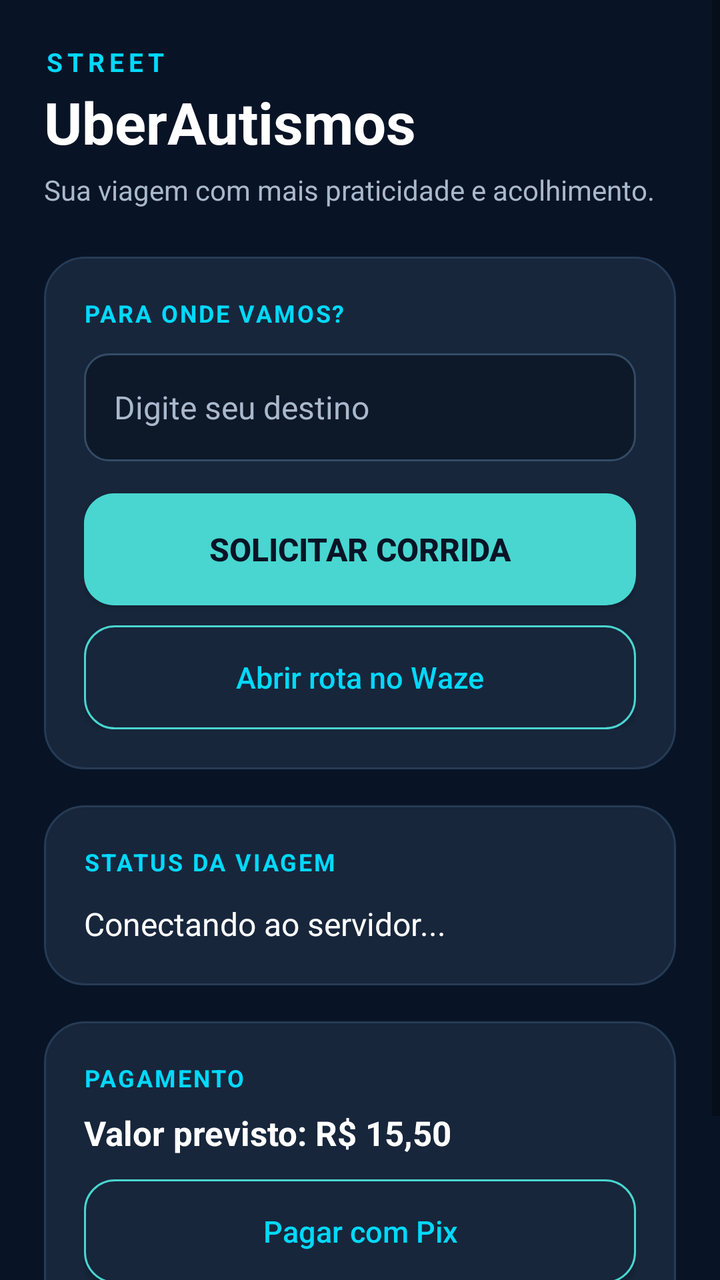
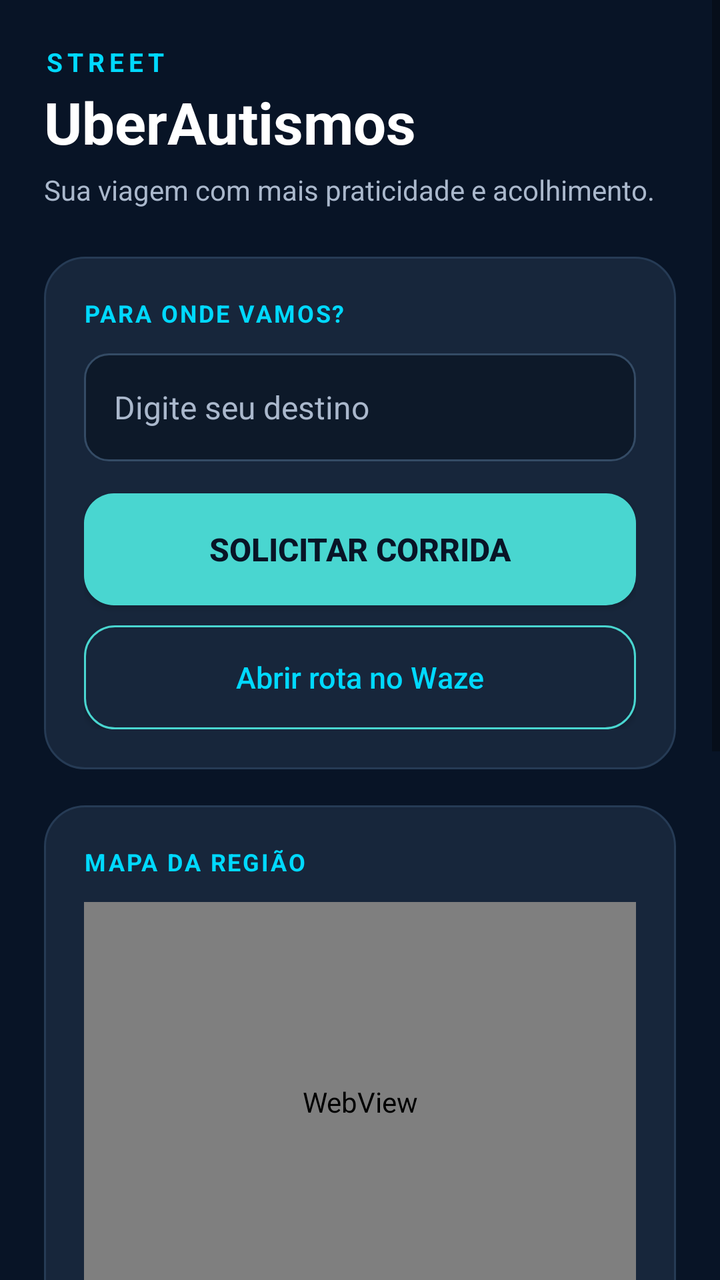

Compare the two renders of this Android layout. The source of the first and the diff that turns it into the second are given below.
<!-- AndroidManifest.xml: application theme android:Theme.Material.Light.NoActionBar -->
<!-- res/layout/activity_main.xml -->
<?xml version="1.0" encoding="utf-8"?>
<ScrollView xmlns:android="http://schemas.android.com/apk/res/android"
    android:layout_width="match_parent"
    android:layout_height="match_parent"
    android:background="@color/fundo"
    android:fillViewport="true">

    <LinearLayout
        android:layout_width="match_parent"
        android:layout_height="wrap_content"
        android:orientation="vertical"
        android:padding="22dp">

        <TextView
            android:layout_width="wrap_content"
            android:layout_height="wrap_content"
            android:text="STREET"
            android:textColor="@color/ciano"
            android:textSize="13sp"
            android:textStyle="bold"
            android:letterSpacing="0.18" />

        <TextView
            android:layout_width="match_parent"
            android:layout_height="wrap_content"
            android:layout_marginTop="2dp"
            android:text="UberAutismos"
            android:textColor="@color/branco"
            android:textSize="29sp"
            android:textStyle="bold" />

        <TextView
            android:layout_width="match_parent"
            android:layout_height="wrap_content"
            android:layout_marginTop="5dp"
            android:text="Sua viagem com mais praticidade e acolhimento."
            android:textColor="@color/texto_secundario"
            android:textSize="14sp" />

        <LinearLayout
            android:layout_width="match_parent"
            android:layout_height="wrap_content"
            android:layout_marginTop="24dp"
            android:background="@drawable/bg_card"
            android:orientation="vertical"
            android:padding="20dp">

            <TextView
                android:layout_width="match_parent"
                android:layout_height="wrap_content"
                android:text="PARA ONDE VAMOS?"
                android:textColor="@color/ciano"
                android:textSize="12sp"
                android:textStyle="bold"
                android:letterSpacing="0.08" />

            <EditText
                android:id="@+id/editDestino"
                android:layout_width="match_parent"
                android:layout_height="54dp"
                android:layout_marginTop="12dp"
                android:background="@drawable/bg_input"
                android:hint="Digite seu destino"
                android:inputType="textCapSentences"
                android:paddingStart="15dp"
                android:paddingEnd="15dp"
                android:textColor="@color/branco"
                android:textColorHint="@color/texto_secundario"
                android:textSize="16sp" />

            <Button
                android:id="@+id/btnChamar"
                android:layout_width="match_parent"
                android:layout_height="56dp"
                android:layout_marginTop="16dp"
                android:background="@drawable/bg_button"
                android:text="SOLICITAR CORRIDA"
                android:textAllCaps="false"
                android:textColor="@color/fundo"
                android:textSize="16sp"
                android:textStyle="bold" />

            <Button
                android:id="@+id/btnWaze"
                android:layout_width="match_parent"
                android:layout_height="52dp"
                android:layout_marginTop="10dp"
                android:background="@drawable/bg_button_outline"
                android:text="Abrir rota no Waze"
                android:textAllCaps="false"
                android:textColor="@color/ciano"
                android:textSize="15sp" />

        </LinearLayout>

        <LinearLayout
            android:layout_width="match_parent"
            android:layout_height="wrap_content"
            android:layout_marginTop="18dp"
            android:background="@drawable/bg_card"
            android:orientation="vertical"
            android:padding="20dp">

            <TextView
                android:layout_width="match_parent"
                android:layout_height="wrap_content"
                android:text="STATUS DA VIAGEM"
                android:textColor="@color/ciano"
                android:textSize="12sp"
                android:textStyle="bold"
                android:letterSpacing="0.08" />

            <TextView
                android:id="@+id/txtStatus"
                android:layout_width="match_parent"
                android:layout_height="wrap_content"
                android:layout_marginTop="12dp"
                android:text="Conectando ao servidor..."
                android:textColor="@color/branco"
                android:textSize="16sp"
                android:lineSpacingExtra="4dp" />

        </LinearLayout>

        <LinearLayout
            android:layout_width="match_parent"
            android:layout_height="wrap_content"
            android:layout_marginTop="18dp"
            android:background="@drawable/bg_card"
            android:orientation="vertical"
            android:padding="20dp">

            <TextView
                android:layout_width="match_parent"
                android:layout_height="wrap_content"
                android:text="PAGAMENTO"
                android:textColor="@color/ciano"
                android:textSize="12sp"
                android:textStyle="bold"
                android:letterSpacing="0.08" />

            <TextView
                android:layout_width="match_parent"
                android:layout_height="wrap_content"
                android:layout_marginTop="8dp"
                android:text="Valor previsto: R$ 15,50"
                android:textColor="@color/branco"
                android:textSize="17sp"
                android:textStyle="bold" />

            <Button
                android:id="@+id/btnPagar"
                android:layout_width="match_parent"
                android:layout_height="52dp"
                android:layout_marginTop="12dp"
                android:background="@drawable/bg_button_outline"
                android:text="Pagar com Pix"
                android:textAllCaps="false"
                android:textColor="@color/ciano"
                android:textSize="15sp" />

        </LinearLayout>

        <TextView
            android:layout_width="match_parent"
            android:layout_height="wrap_content"
            android:layout_marginTop="22dp"
            android:gravity="center"
            android:text="StreetUberAutismos • Mobilidade com respeito"
            android:textColor="@color/texto_secundario"
            android:textSize="12sp"
            android:paddingBottom="12dp" />

    </LinearLayout>
</ScrollView>
<!-- resources referenced by this layout -->
<resources>
  <color name="branco">#FFFFFF</color>
  <color name="ciano">#00D9FF</color>
  <color name="fundo">#081426</color>
  <color name="texto_secundario">#AAB8CC</color>
  <!-- drawable bg_button (drawable) -->
  <?xml version="1.0" encoding="utf-8"?>
  <shape xmlns:android="http://schemas.android.com/apk/res/android">
      <solid android:color="#49D6D0" />
      <corners android:radius="15dp" />
  </shape>
  <!-- drawable bg_button_outline (drawable) -->
  <?xml version="1.0" encoding="utf-8"?>
  <shape xmlns:android="http://schemas.android.com/apk/res/android">
      <solid android:color="#17263B" />
      <corners android:radius="15dp" />
      <stroke android:width="1dp" android:color="#49D6D0" />
  </shape>
  <!-- drawable bg_card (drawable) -->
  <?xml version="1.0" encoding="utf-8"?>
  <shape xmlns:android="http://schemas.android.com/apk/res/android">
      <solid android:color="#17263B" />
      <corners android:radius="20dp" />
      <stroke android:width="1dp" android:color="#263B55" />
  </shape>
  <!-- drawable bg_input (drawable) -->
  <?xml version="1.0" encoding="utf-8"?>
  <shape xmlns:android="http://schemas.android.com/apk/res/android">
      <solid android:color="#0D1929" />
      <corners android:radius="12dp" />
      <stroke android:width="1dp" android:color="#344B65" />
  </shape>
</resources>

<!-- the commit's change to res/layout/activity_main.xml (unified diff, before → after) -->
@@ -90,7 +90,30 @@
                 android:textAllCaps="false"
                 android:textColor="@color/ciano"
                 android:textSize="15sp" />
-
+        </LinearLayout>
+
+        <LinearLayout
+            android:layout_width="match_parent"
+            android:layout_height="wrap_content"
+            android:layout_marginTop="18dp"
+            android:background="@drawable/bg_card"
+            android:orientation="vertical"
+            android:padding="20dp">
+
+            <TextView
+                android:layout_width="match_parent"
+                android:layout_height="wrap_content"
+                android:text="MAPA DA REGIÃO"
+                android:textColor="@color/ciano"
+                android:textSize="12sp"
+                android:textStyle="bold"
+                android:letterSpacing="0.08" />
+
+            <WebView
+                android:id="@+id/webViewMapa"
+                android:layout_width="match_parent"
+                android:layout_height="200dp"
+                android:layout_marginTop="12dp" />
         </LinearLayout>
 
         <LinearLayout
@@ -115,11 +138,10 @@
                 android:layout_width="match_parent"
                 android:layout_height="wrap_content"
                 android:layout_marginTop="12dp"
-                android:text="Conectando ao servidor..."
+                android:text="Aguardando solicitação..."
                 android:textColor="@color/branco"
                 android:textSize="16sp"
                 android:lineSpacingExtra="4dp" />
-
         </LinearLayout>
 
         <LinearLayout
@@ -158,8 +180,18 @@
                 android:textAllCaps="false"
                 android:textColor="@color/ciano"
                 android:textSize="15sp" />
-
-        </LinearLayout>
+        </LinearLayout>
+
+        <Button
+            android:id="@+id/btnHistorico"
+            android:layout_width="match_parent"
+            android:layout_height="52dp"
+            android:layout_marginTop="18dp"
+            android:background="@drawable/bg_button_outline"
+            android:text="Ver Histórico de Corridas"
+            android:textAllCaps="false"
+            android:textColor="@color/branco"
+            android:textSize="15sp" />
 
         <TextView
             android:layout_width="match_parent"
@@ -170,6 +202,5 @@
             android:textColor="@color/texto_secundario"
             android:textSize="12sp"
             android:paddingBottom="12dp" />
-
     </LinearLayout>
 </ScrollView>
